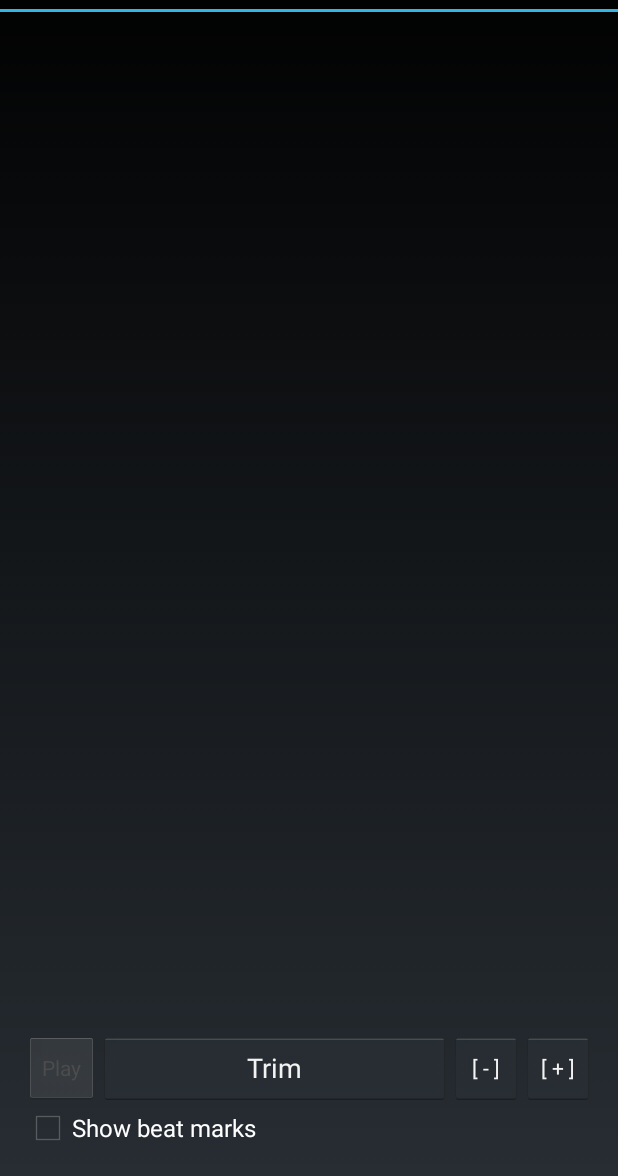
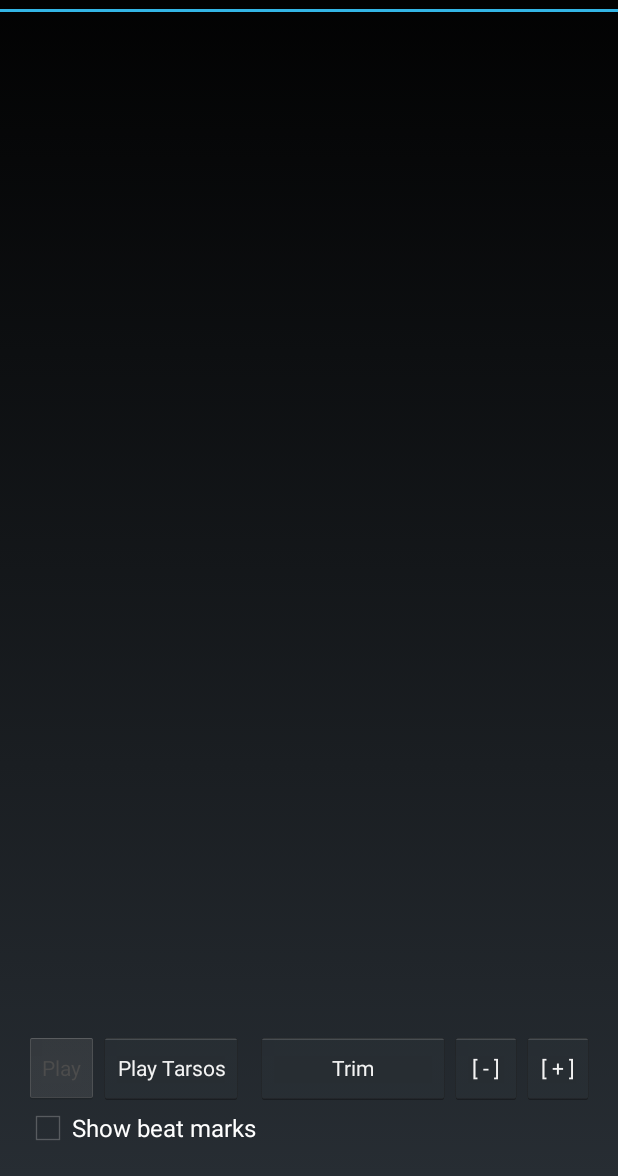
Before and after one commit to boozey/MixMaticTouchPad, an Android app: the SampleEditActivity screen opened directly, with no data from a screen before it, on a phone screen of 412 x 824 dp, the part 60-1236 px from its top. Run offline under Robolectric (Android 15) with nearby library versions, the phone set to English and light mode, and no system bars; pictures from the network do not load.

Commit message:
AndroidAudioPlayer and WaveFileWrite still not working

```diff
--- a/app/src/main/java/com/nakedape/mixmatictouchpad/AudioSample.java
+++ b/app/src/main/java/com/nakedape/mixmatictouchpad/AudioSample.java
@@ -346,7 +346,7 @@ public class AudioSample extends View implements View.OnTouchListener, OnsetHand
                 // Draw beat marks
                 paintBrush.setColor(Color.GREEN);
                 for (Line line : beatsRender) {
-                    canvas.drawLine(line.x * dpPerSec, 0, line.x * dpPerSec, line.y, paintBrush);
+                    canvas.drawLine((float)(line.x - windowStartTime) * dpPerSec, 0, (float)(line.x - windowStartTime) * dpPerSec, line.y, paintBrush);
                 }
             }
 
--- a/app/src/main/java/com/nakedape/mixmatictouchpad/WaveFileWriter.java
+++ b/app/src/main/java/com/nakedape/mixmatictouchpad/WaveFileWriter.java
@@ -24,13 +24,10 @@ public class WaveFileWriter implements AudioProcessor {
     @Override
     public boolean process(AudioEvent audioEvent){
         ByteBuffer bb = ByteBuffer.wrap(audioEvent.getByteBuffer().clone());
-        byte[] audioBuffer = new byte[(audioEvent.getBufferSize() - audioEvent.getOverlap())];
-        bb.get(audioBuffer, 0, audioBuffer.length);
+        byte[] audioBuffer = new byte[audioEvent.getBufferSize()];
         bb.get(audioBuffer, 0, audioBuffer.length);
         short[] shorts = new short[audioBuffer.length / 2];
         ByteBuffer.wrap(audioBuffer).order(ByteOrder.LITTLE_ENDIAN).asShortBuffer().get(shorts);
-
-        //ByteBuffer.wrap(audioEvent.getByteBuffer()).order(ByteOrder.LITTLE_ENDIAN).asShortBuffer().get(shorts);
         waveFile.WriteData(shorts, shorts.length);
         return true;
     }
@@ -38,6 +35,5 @@ public class WaveFileWriter implements AudioProcessor {
     @Override
     public void processingFinished(){
         waveFile.Close();
-        Log.d("Processing Finished", "");
     }
 }
--- a/app/src/main/res/layout/activity_sample_edit.xml
+++ b/app/src/main/res/layout/activity_sample_edit.xml
@@ -16,7 +16,8 @@
         android:layout_alignParentTop="true"
         android:layout_alignParentLeft="true"
         android:layout_alignParentStart="true"
-        android:layout_above="@+id/buttonPlay" />
+        android:layout_above="@+id/buttonPlay"
+        android:onClick="TarsosPlay" />
 
     <Button
         style="?android:attr/buttonStyleSmall"
@@ -37,8 +38,9 @@
         android:onClick="Save"
         android:layout_toStartOf="@+id/buttonZoomOut"
         android:layout_below="@+id/spectralView"
-        android:layout_toRightOf="@+id/buttonPlay"
-        android:layout_toEndOf="@+id/buttonPlay" />
+        android:layout_toEndOf="@+id/checkBoxShowBeats"
+        android:layout_toRightOf="@+id/checkBoxShowBeats"
+        style="?android:attr/buttonStyleSmall" />
 
     <CheckBox
         android:layout_width="wrap_content"
@@ -72,4 +74,15 @@
         android:layout_alignTop="@+id/buttonZoomIn"
         android:onClick="ZoomOut" />
 
+    <Button
+        style="?android:attr/buttonStyleSmall"
+        android:layout_width="wrap_content"
+        android:layout_height="wrap_content"
+        android:text="Play Tarsos"
+        android:id="@+id/button"
+        android:layout_below="@+id/spectralView"
+        android:layout_toRightOf="@+id/buttonPlay"
+        android:layout_toEndOf="@+id/buttonPlay"
+        android:onClick="TarsosPlay" />
+
 </RelativeLayout>
```
Also changed, not shown: app/src/main/java/com/nakedape/mixmatictouchpad/AndroidAudioPlayer.java (+9 -8 lines).
